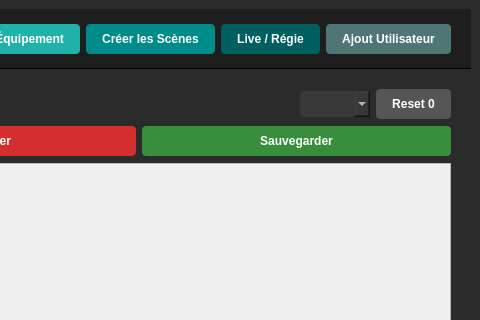
First picture: the form in DMX_Art_Net/InterfacePC/InterfacePcClient6/interfacepcclient.ui, repository aallard12/project_DMX_Art-Net, before the edit; both pictures show x 834 to 1314 and y 0 to 320 of the 1314 by 815 pixel window.
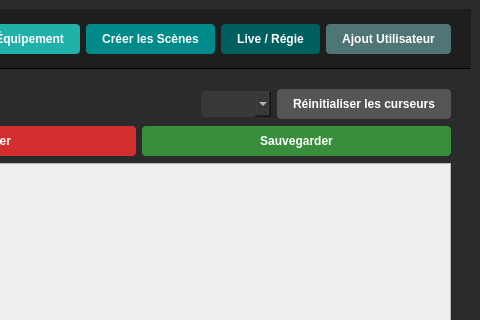
Second picture: the form after the edit. The open tabs and pages were chosen to show the change.

Diff of the .ui file:
```diff
--- a/DMX_Art_Net/InterfacePC/InterfacePcClient6/interfacepcclient.ui
+++ b/DMX_Art_Net/InterfacePC/InterfacePcClient6/interfacepcclient.ui
@@ -671,7 +671,7 @@
                <string notr="true">QPushButton { background-color: #555555; color: white; padding: 8px 16px; border-radius: 4px; font-weight: bold;}</string>
               </property>
               <property name="text">
-               <string>Reset 0</string>
+               <string>Réinitialiser les curseurs</string>
               </property>
              </widget>
             </item>
```
Left out of the diff: 4 changed lines with no effect on the pictures.
